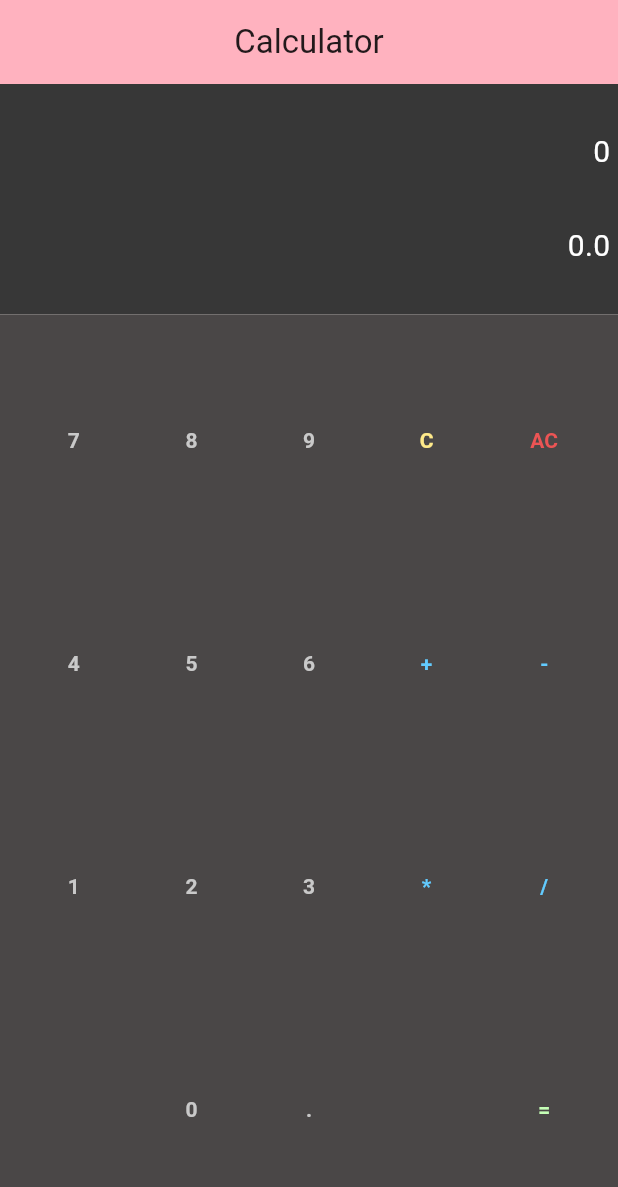
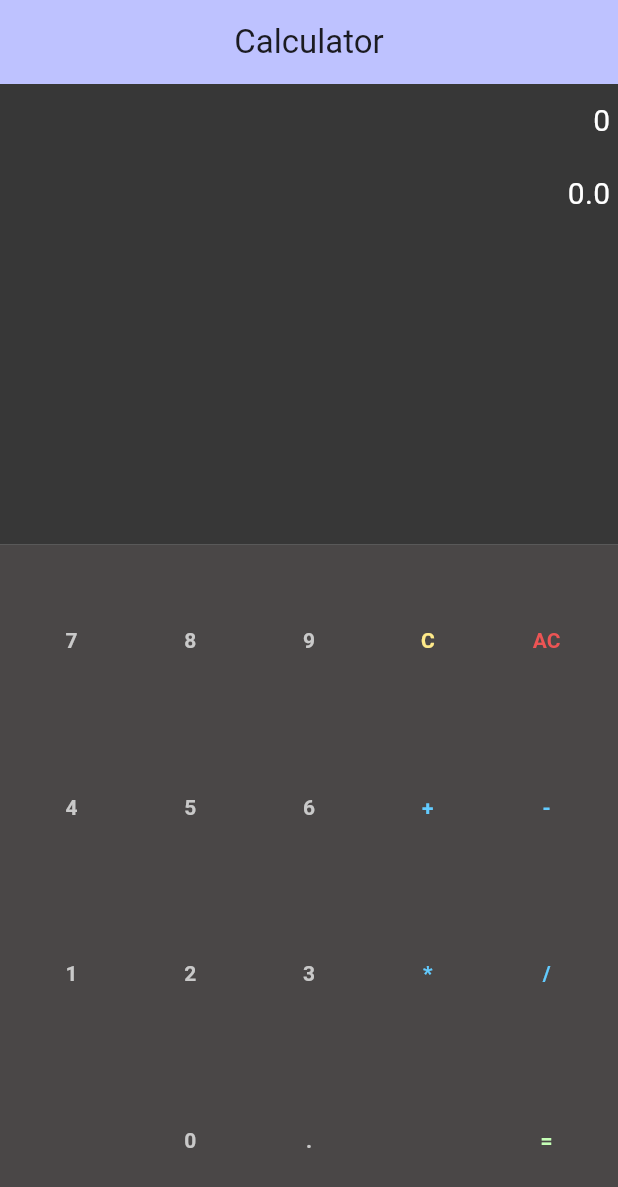
Before and after one commit to senolem/PiscineMobile, a Flutter app: the screen it shows after launch, on a phone screen of 412 x 824 dp. Shown: the top 1187 px of the screen. Run offline on Flutter 3.47's test engine with Material 3 defaults, Android fonts, the phone set to English and light mode, and no system bars; drawn by our look-alikes of auto_size_text; our stand-ins replace math_expressions.

Commit message:
responsive

```diff
--- a/mobileModule00/calculator_proj/lib/main.dart
+++ b/mobileModule00/calculator_proj/lib/main.dart
@@ -2,6 +2,7 @@ import 'package:flutter/material.dart';
 import 'package:auto_size_text/auto_size_text.dart';
 import 'package:math_expressions/math_expressions.dart';
 import 'dart:developer';
+import 'scrollable_text.dart';
 
 void main() {
   runApp(const MainApp());
@@ -15,7 +16,7 @@ class MainApp extends StatelessWidget {
     return MaterialApp(
       title: 'Calculator',
       theme: ThemeData(
-        colorScheme: ColorScheme.fromSeed(seedColor: const Color.fromARGB(255, 74, 71, 71)),
+        colorScheme: ColorScheme.fromSeed(seedColor: const Color.fromARGB(255, 72, 71, 74)),
         useMaterial3: true
       ),
       home: const Homepage(title: 'Calculator'),
@@ -86,12 +87,17 @@ class _HomepageState extends State<Homepage> {
   Expanded calcButton(String value, Color color) {
     return Expanded(
       child: TextButton(
-        onPressed: () => buttonCallback(value),
-        style: TextButton.styleFrom(
-          foregroundColor: color,
-          textStyle: const TextStyle(fontWeight: FontWeight.bold)
+        style: ButtonStyle(
+          backgroundColor: WidgetStateColor.transparent,
+          splashFactory: value.isEmpty ? NoSplash.splashFactory : null,
+          enableFeedback: value.isEmpty ? false : true,
+          overlayColor: value.isEmpty ? WidgetStateProperty.all(Colors.transparent) : null,
+          mouseCursor: value.isEmpty ? WidgetStateProperty.all(MouseCursor.defer) : null,
         ),
-        child: Text(value, style: const TextStyle(fontSize: 14))
+        onPressed: value.isEmpty ? null : () => buttonCallback(value),
+        child: Text(
+          value,
+          style: TextStyle(fontSize: 14, fontWeight: FontWeight.bold, color: color))
       )
     );
   }
@@ -103,25 +109,17 @@ class _HomepageState extends State<Homepage> {
       body: Column(
         children: [
           Expanded(
-            flex: 2,
+            flex: 4,
             child: Container(
               decoration: const BoxDecoration(color: Color.fromARGB(255, 55, 55, 55)),
               child: IntrinsicHeight(
                 child: Column(
-                  mainAxisAlignment: MainAxisAlignment.spaceEvenly,
+                  mainAxisAlignment: MainAxisAlignment.start,
                   crossAxisAlignment: CrossAxisAlignment.stretch,
                   children: [
+                    ScrollableTextWidget(expression: expression),
                     Container(
-                      padding: const EdgeInsets.symmetric(horizontal: 5.0, vertical: 2.0),
-                      child: AutoSizeText(
-                        expression,
-                        style: const TextStyle(fontSize: 20, color: Colors.white),
-                        maxLines: 2,
-                        textAlign: TextAlign.end
-                      )
-                    ),
-                    Container(
-                      padding: const EdgeInsets.symmetric(horizontal: 5.0, vertical: 2.0),
+                      padding: const EdgeInsets.symmetric(horizontal: 5.0, vertical: 10.0),
                       child: AutoSizeText(
                         result.toString(),
                         style: const TextStyle(fontSize: 20, color: Colors.white),
@@ -135,10 +133,10 @@ class _HomepageState extends State<Homepage> {
             )
           ),
           Expanded(
-            flex: 8,
+            flex: 6,
             child: Container(
               decoration: const BoxDecoration(color: Color.fromARGB(255, 74, 71, 71)),
-              padding: const EdgeInsets.all(10),
+              padding: const EdgeInsets.all(8),
               child: Column(
                 mainAxisAlignment: MainAxisAlignment.center,
                 crossAxisAlignment: CrossAxisAlignment.center,
--- /dev/null
+++ b/mobileModule00/calculator_proj/lib/scrollable_text.dart
@@ -0,0 +1,56 @@
+import 'package:flutter/material.dart';
+
+class ScrollableTextWidget extends StatefulWidget {
+  final String expression;
+
+  const ScrollableTextWidget({super.key, required this.expression});
+
+  @override
+  ScrollableTextWidgetState createState() => ScrollableTextWidgetState();
+}
+
+class ScrollableTextWidgetState extends State<ScrollableTextWidget> {
+  late ScrollController _scrollController;
+
+  @override
+  void initState() {
+    super.initState();
+    _scrollController = ScrollController();
+  }
+
+  @override
+  void dispose() {
+    _scrollController.dispose();
+    super.dispose();
+  }
+
+  @override
+  void didUpdateWidget(covariant ScrollableTextWidget oldWidget) {
+    super.didUpdateWidget(oldWidget);
+    WidgetsBinding.instance.addPostFrameCallback((_) {
+      if (_scrollController.hasClients) {
+        _scrollController.jumpTo(_scrollController.position.maxScrollExtent);
+      }
+    });
+  }
+
+  @override
+  Widget build(BuildContext context) {
+    return Flexible(
+      child: Container(
+        padding: const EdgeInsets.symmetric(horizontal: 5.0, vertical: 10.0),
+        child: RawScrollbar(
+          controller: _scrollController,
+          child: SingleChildScrollView(
+            controller: _scrollController,
+            child: Text(
+              widget.expression,
+              style: const TextStyle(fontSize: 20, color: Colors.white),
+              textAlign: TextAlign.end,
+            )
+          ),
+        ),
+      ),
+    );
+  }
+}
--- a/mobileModule00/calculator_proj/pubspec.yaml
+++ b/mobileModule00/calculator_proj/pubspec.yaml
@@ -11,6 +11,7 @@ dependencies:
   flutter:
     sdk: flutter
   math_expressions: ^2.5.0
+  textwrap: ^2.0.0
 
 dev_dependencies:
   flutter_test:
```
Also changed, not shown: mobileModule00/calculator_proj/pubspec.lock, 2 other files.
